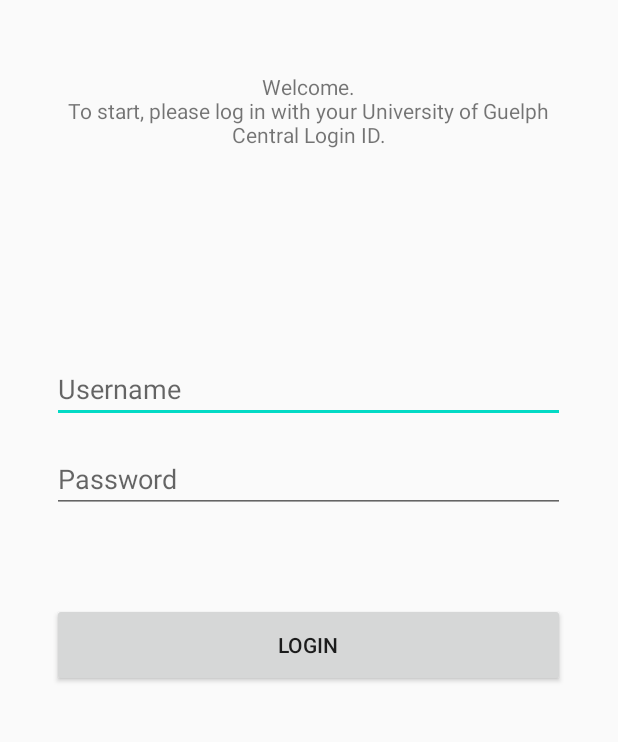
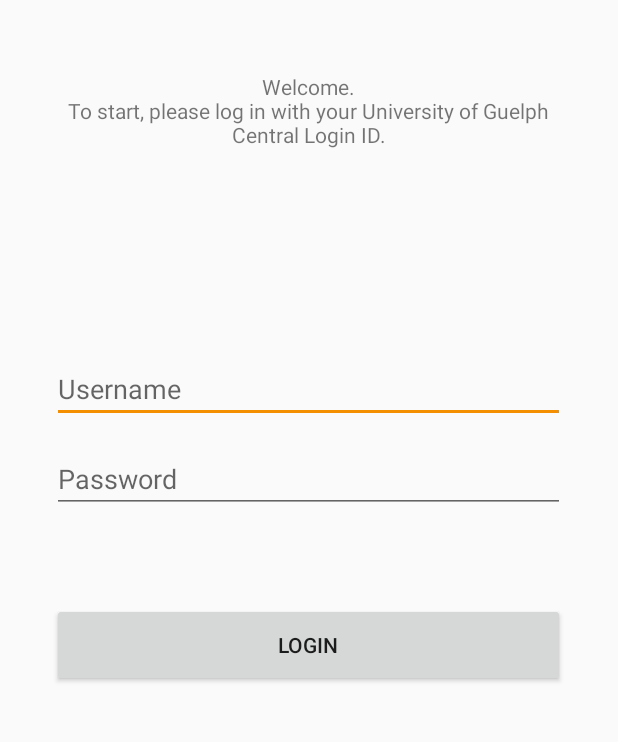
Before and after one commit to ryangwsimmons/WAMobile, an Android app: the screen it shows after launch (MainActivity), on a phone screen of 412 x 824 dp, the part 179-921 px from its top. Run offline under Robolectric (Android 15) with nearby library versions, the phone set to English and light mode, and no system bars.

Commit message:
Modified app colours

```diff
--- a/app/src/main/res/values/colors.xml
+++ b/app/src/main/res/values/colors.xml
@@ -1,8 +1,8 @@
 <?xml version="1.0" encoding="utf-8"?>
 <resources>
-    <color name="colorPrimary">#6200EE</color>
-    <color name="colorPrimaryDark">#3700B3</color>
-    <color name="colorAccent">#03DAC5</color>
+    <color name="colorPrimary">#980001</color>
+    <color name="colorPrimaryDark">#6A0000</color>
+    <color name="colorAccent">#F48F01</color>
     <color name="colorShaded">#E5E5E5</color>
     <color name="colorEmptySection">#F7AAAA</color>
 </resources>
```
